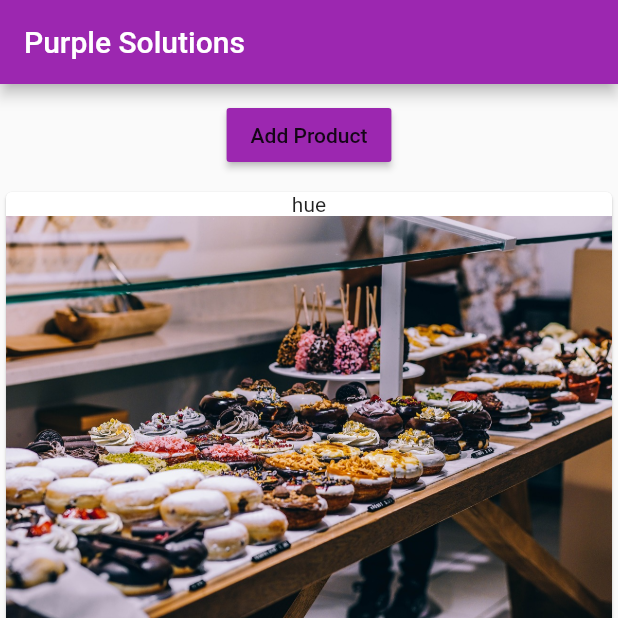
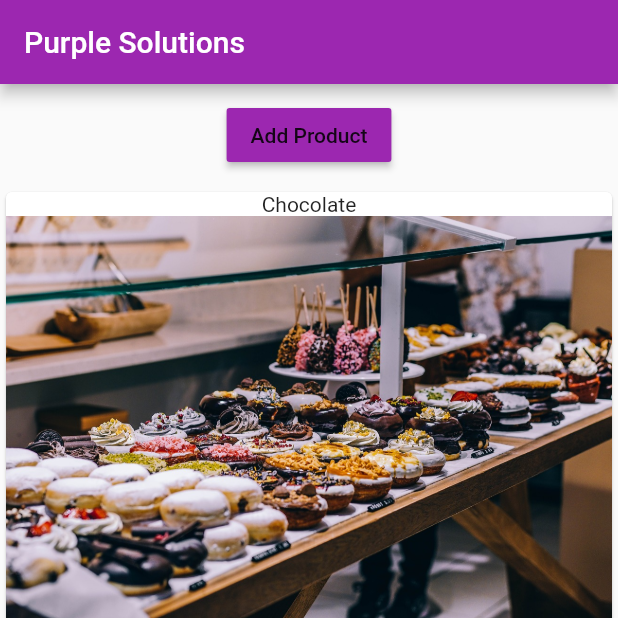
Before and after one commit to autibequi/flutterMess, a Flutter app: the screen it shows after launch, after a tap on "Add Product", on a phone screen of 412 x 824 dp, the top half of it. Run offline on Flutter 3.47's test engine with Material 2 defaults, Android fonts, the phone set to English and light mode, and no system bars.

Commit message:
Makes product list a little big more dynamic.

```diff
--- a/lib/pages/product.dart
+++ b/lib/pages/product.dart
@@ -1,16 +1,20 @@
 import 'package:flutter/material.dart';
 
 class ProductPage extends StatelessWidget {
+  final Map product;
+
+  ProductPage(this.product);
+
   @override
   Widget build(BuildContext context) {
     return Scaffold(
       appBar: AppBar(
-        title: Text('Product Detail'),
+        title: Text(product['title']),
       ),
       body: Column(
         crossAxisAlignment: CrossAxisAlignment.center,
         children: <Widget>[
-          Image.asset('assets/food.jpg'),
+          Image.asset(product['image']),
           Container(padding: EdgeInsets.all(10.0), child: Text('Details!')),
           RaisedButton(
             child: Text('BACK'),
--- a/lib/product_manager.dart
+++ b/lib/product_manager.dart
@@ -4,12 +4,6 @@ import './products.dart';
 import './product_control.dart';
 
 class ProductManager extends StatefulWidget {
-  final String startingProduct;
-
-  ProductManager({String this.startingProduct = "hue"}) {
-    print('[ProductManager Widget] Constructor');
-  }
-
   @override
   State<StatefulWidget> createState() {
     print('[ProductManager Widget] createState()');
@@ -18,14 +12,17 @@ class ProductManager extends StatefulWidget {
 }
 
 class _ProductManagerState extends State<ProductManager> {
-  List<String> _products = [];
+  List<Map> _products = [];
 
   @override
   void initState() {
     print('[ProductManager State] initState()');
-    if (widget.startingProduct != null) {
-      _products.add(widget.startingProduct);
-    }
+    var product = {
+      'image': 'assets/food.jpg',
+      'title': 'Chocolate',
+    };
+    _products.add(product);
+
     super.initState();
   }
 
@@ -35,8 +32,12 @@ class _ProductManagerState extends State<ProductManager> {
     super.didUpdateWidget(oldWidget);
   }
 
-  void _addProduct(String product) {
+  void _addProduct(String productName) {
     setState(() {
+      var product = {
+        'image': 'assets/food.jpg',
+        'title': productName,
+      };
       _products.add(product);
     });
   }
--- a/lib/products.dart
+++ b/lib/products.dart
@@ -3,30 +3,28 @@ import 'package:flutter/material.dart';
 import './pages/product.dart';
 
 class Products extends StatelessWidget {
-  final List<String> products;
+  final List<Map> products;
 
-  Products([this.products = const []]) {
-    print('[Products Widget] Constructor');
-  }
+  Products([this.products = const []]);
 
   Widget _buildProductItem(BuildContext context, int index) {
     return Card(
       child: Column(
         children: <Widget>[
-          Text(products[index]),
-          Image.asset('assets/food.jpg'),
+          Text(products[index]['title']),
+          Image.asset(products[index]['image']),
           ButtonBar(
             alignment: MainAxisAlignment.center,
             children: <Widget>[
               FlatButton(
-                child: Text('Details'),
-                onPressed: () => Navigator.push(
-                      context,
-                      MaterialPageRoute(
-                        builder: (BuildContext context) => ProductPage(),
-                      ),
-                    ),
-              )
+                  child: Text('Details'),
+                  onPressed: () => Navigator.push(
+                        context,
+                        MaterialPageRoute(
+                          builder: (BuildContext context) =>
+                              ProductPage(products[index]),
+                        ),
+                      ))
             ],
           ),
         ],
```
